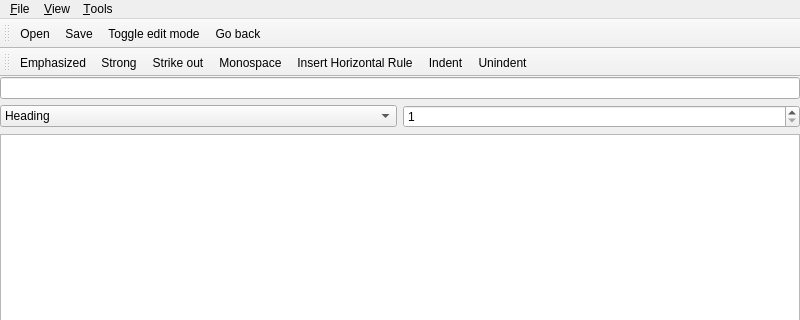
The window that src/mainwindow.ui (ec1oud/nettebook) describes before a commit, drawn with Qt 5; both pictures show x 0 to 800 and y 0 to 320 of the 800 by 900 pixel window.
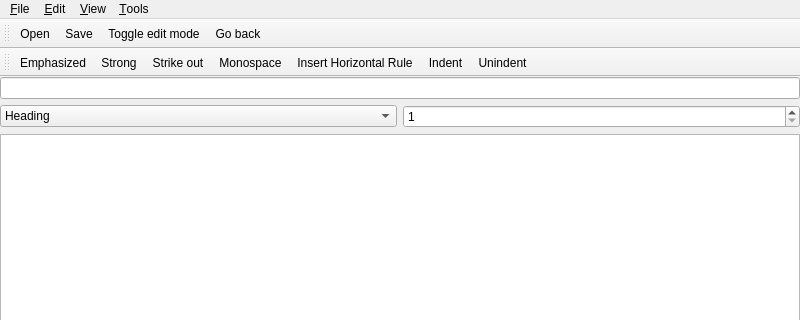
The same window after the commit. Icons and pictures are not drawn. Custom widgets are drawn as their Qt base class.

Commit message:
nb: add the boring actions on the edit menu
All this already worked with the usual keyboard shortcuts, but it makes
the UI more learnable to have those actions there explicitly; and we
already had icons for them too.

The edit to the form file:
```diff
--- a/src/mainwindow.ui
+++ b/src/mainwindow.ui
@@ -147,7 +147,19 @@
     </property>
     <addaction name="actionConvert_CID_v0_to_v1"/>
    </widget>
+   <widget class="QMenu" name="menuEdit">
+    <property name="title">
+     <string>&amp;Edit</string>
+    </property>
+    <addaction name="action_Undo"/>
+    <addaction name="action_Redo"/>
+    <addaction name="separator"/>
+    <addaction name="actionCut"/>
+    <addaction name="action_Copy"/>
+    <addaction name="action_Paste"/>
+   </widget>
    <addaction name="menuFile"/>
+   <addaction name="menuEdit"/>
    <addaction name="menuView"/>
    <addaction name="menuTools"/>
   </widget>
```
Left out of the diff: 60 changed lines with no effect on the pictures. The commit also changes 2 other files.
